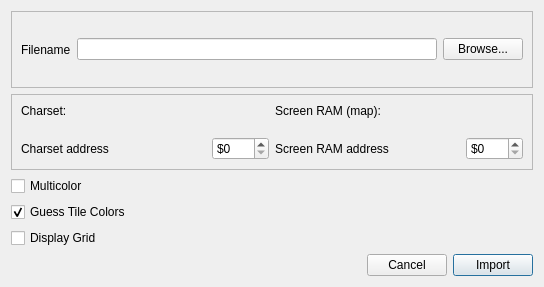
Qt form src/importvicedialog.ui (ricardoquesada/vchar64) before a commit.
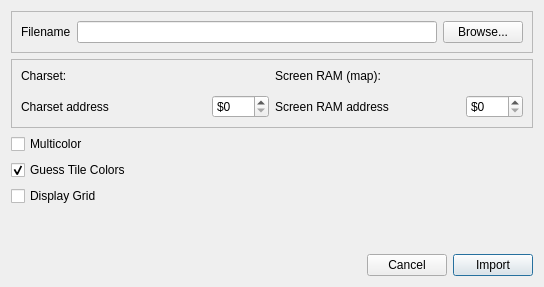
The same form after that commit. Custom widgets are drawn as their Qt base class.

Commit message:
fix: import vice better resizing
using vertical spacer

```diff
--- a/src/importvicedialog.ui
+++ b/src/importvicedialog.ui
@@ -185,6 +185,19 @@
    <item>
     <layout class="QHBoxLayout" name="horizontalLayout_6"/>
    </item>
+   <item>
+    <spacer name="verticalSpacer">
+     <property name="orientation">
+      <enum>Qt::Vertical</enum>
+     </property>
+     <property name="sizeHint" stdset="0">
+      <size>
+       <width>20</width>
+       <height>40</height>
+      </size>
+     </property>
+    </spacer>
+   </item>
    <item>
     <layout class="QHBoxLayout" name="horizontalLayout_2">
      <item>
```
